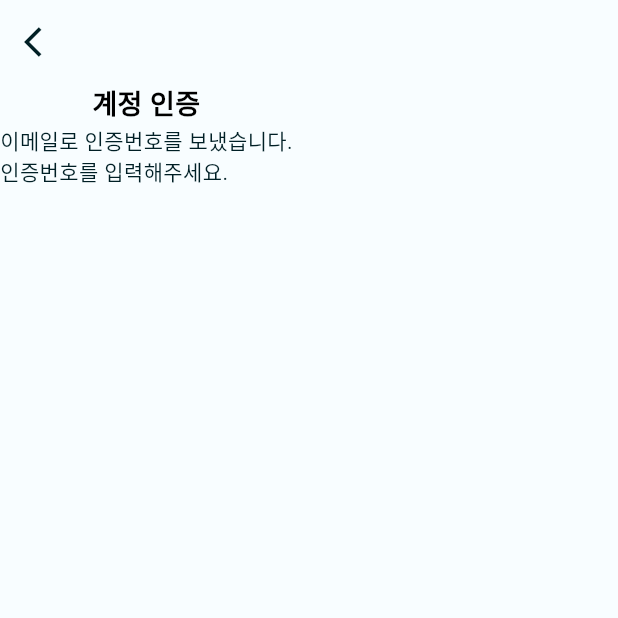
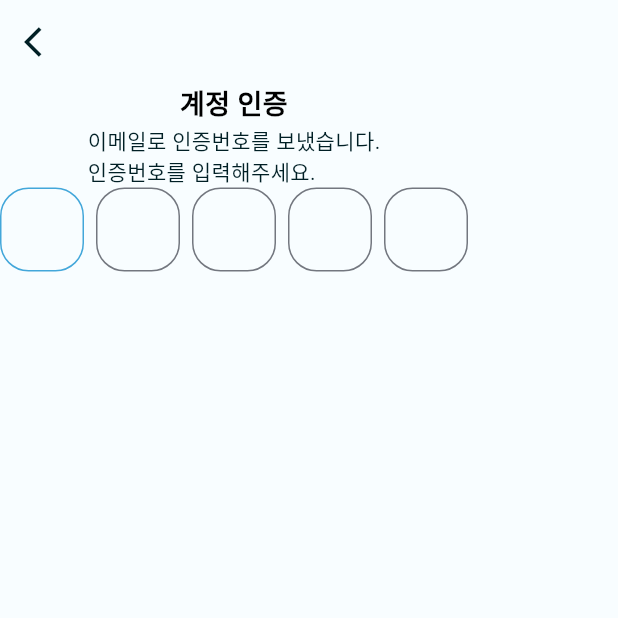
Before and after one commit to CreamSodaProject/cream_soda, a Flutter app: the JoinAuthPage screen opened by its route, on a phone screen of 412 x 824 dp, the top half of it. Run offline on Flutter 3.47's test engine with Material 2 defaults, Android fonts, the phone set to English and light mode, and no system bars; drawn by our look-alikes of pinput.

Commit message:
JoinPage sendCode 부분 수정중

```diff
--- a/lib/constants/theme/use_size.dart
+++ b/lib/constants/theme/use_size.dart
@@ -2,6 +2,8 @@ const font12 = 12.0;
 const font14 = 14.0;
 const font16 = 16.0;
 const font18 = 18.0;
+const font20 = 20.0;
+const font22 = 22.0;
 const pageTitleFontSize = 18.0;
 
 const defaultHorizonGap = 24.0;
--- a/lib/join_auth/join_auth_state.dart
+++ b/lib/join_auth/join_auth_state.dart
@@ -1,6 +1,28 @@
+import 'package:cream_soda/constants/theme/color_schemes.g.dart';
+import 'package:cream_soda/constants/theme/use_size.dart';
+import 'package:flutter/cupertino.dart';
+import 'package:pinput/pinput.dart';
+
 class JoinAuthState {
 
   JoinAuthState() {
     // init some variables
   }
+  // TextEditingController codeController = TextEditingController();
+  var pinController = TextEditingController();
+  var focusNode = FocusNode();
+  var formKey = GlobalKey<FormState>();
+
+  final defaultPinTheme = PinTheme(
+    width: 56,
+    height: 56,
+    textStyle: const TextStyle(
+      fontSize: font20,
+      color: Color.fromRGBO(255, 255, 255, 1.0),
+    ),
+    decoration: BoxDecoration(
+      borderRadius: BorderRadius.circular(19),
+      border: Border.all(color: lightColorScheme.outline),
+    ),
+  );
 }
--- a/lib/join_auth/join_auth_view.dart
+++ b/lib/join_auth/join_auth_view.dart
@@ -1,18 +1,24 @@
 import 'package:cream_soda/common_widget/use_page_title_text.dart';
+import 'package:cream_soda/constants/theme/color_schemes.g.dart';
 import 'package:flutter/material.dart';
+import 'package:pinput/pinput.dart';
 import 'package:provider/provider.dart';
-
 import 'join_auth_provider.dart';
 
-class JoinAuthPage extends StatelessWidget {
+class JoinAuthPage extends StatefulWidget {
 
   const JoinAuthPage({super.key});
 
   @override
+  State<JoinAuthPage> createState() => _JoinAuthPageState();
+}
+// TODO : 코드 보내지는 거 보고 수정해야 함~
+class _JoinAuthPageState extends State<JoinAuthPage> {
+  @override
   Widget build(BuildContext context) {
     return ChangeNotifierProvider(
-      create: (BuildContext context) => JoinAuthProvider(),
-      builder: (context, child) => _buildPage(context),
+          create: (BuildContext context) => JoinAuthProvider(),
+          builder: (context, child) =>  _buildPage(context),
     );
   }
 
@@ -21,7 +27,7 @@ class JoinAuthPage extends StatelessWidget {
     final state = provider.state;
 
     return SafeArea(child: Scaffold(
-      appBar : AppBar(
+      appBar: AppBar(
         leading: IconButton(
           icon: const Icon(Icons.arrow_back_ios),
           onPressed: () {
@@ -33,6 +39,59 @@ class JoinAuthPage extends StatelessWidget {
         children: [
           UsePageTitleText(title: "계정 인증"),
           const Text("이메일로 인증번호를 보냈습니다.\n인증번호를 입력해주세요."),
+          Form(
+            key: state.formKey,
+            child: Directionality(
+              // Specify direction if desired
+              textDirection: TextDirection.ltr,
+              child: Pinput(
+                autofocus: true,
+                length: 5,
+                controller: state.pinController,
+                focusNode: state.focusNode,
+                androidSmsAutofillMethod:
+                AndroidSmsAutofillMethod.smsUserConsentApi,
+                listenForMultipleSmsOnAndroid: true,
+                defaultPinTheme: state.defaultPinTheme,
+                validator: (value) {
+                 // return value == widget.pin ? null : '비밀번호가 일치하지 않습니다.';
+                },
+                hapticFeedbackType: HapticFeedbackType.lightImpact,
+                onCompleted: (pin) {
+
+                },
+                cursor: Column(
+                  mainAxisAlignment: MainAxisAlignment.end,
+                  children: [
+                    Container(
+                      margin: const EdgeInsets.only(bottom: 9),
+                      width: 22,
+                      height: 1,
+                      color: lightColorScheme.primary,
+                    ),
+                  ],
+                ),
+                focusedPinTheme: state.defaultPinTheme.copyWith(
+                  decoration: state.defaultPinTheme.decoration!.copyWith(
+                    borderRadius: BorderRadius.circular(19),
+                    border:
+                    Border.all(color: lightColorScheme.primary),
+                  ),
+                ),
+                submittedPinTheme: state.defaultPinTheme.copyWith(
+                  decoration: state.defaultPinTheme.decoration!.copyWith(
+                    color: lightColorScheme.primary,
+                    borderRadius: BorderRadius.circular(19),
+                    border:
+                    Border.all(color: lightColorScheme.primary),
+                  ),
+                ),
+                errorPinTheme: state.defaultPinTheme.copyBorderWith(
+                  border: Border.all(color: lightColorScheme.error),
+                ),
+              ),
+            ),
+          ),
         ],
       ),
     ));
--- a/pubspec.yaml
+++ b/pubspec.yaml
@@ -38,6 +38,8 @@ dependencies:
   http: ^1.1.0
   provider: ^6.0.5
   flutter_secure_storage: ^9.0.0
+  pinput: ^3.0.1
+  firebase_auth: ^4.11.0
 
 dev_dependencies:
   flutter_test:
```
Also changed, not shown: lib/join/components/join_form.dart (+8 -18 lines), lib/join/join_provider.dart (+25 -0 lines), lib/join/join_view.dart (+6 -1 lines), lib/login/login_view.dart (+6 -1 lines), lib/repository/user_repository.dart (+13 -0 lines), pubspec.lock, 8 other files.
